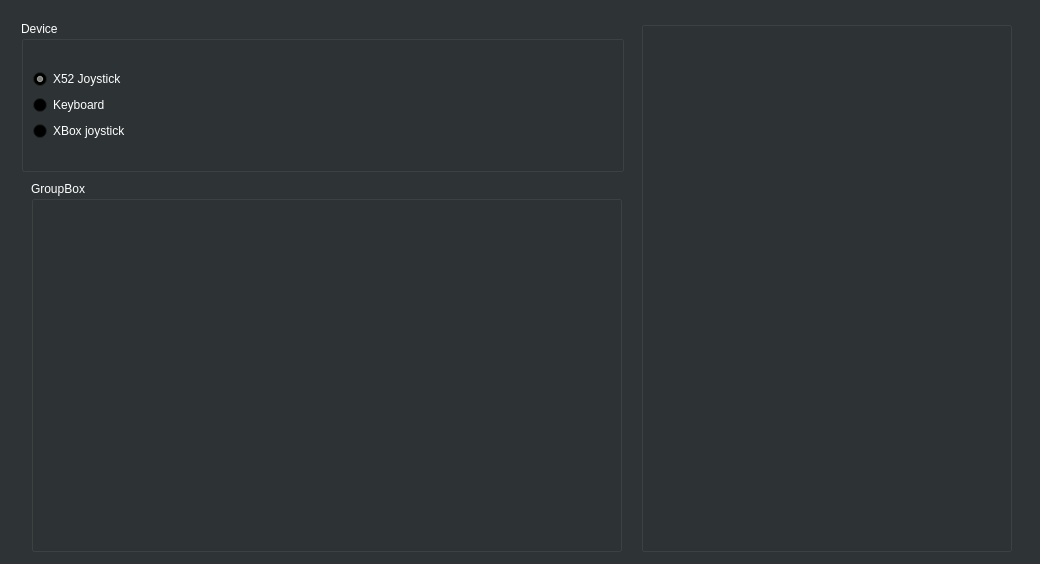
hydronautics-team/PoolsideGUI, file SettingsWindow/settingswindow.ui: the form before one commit.
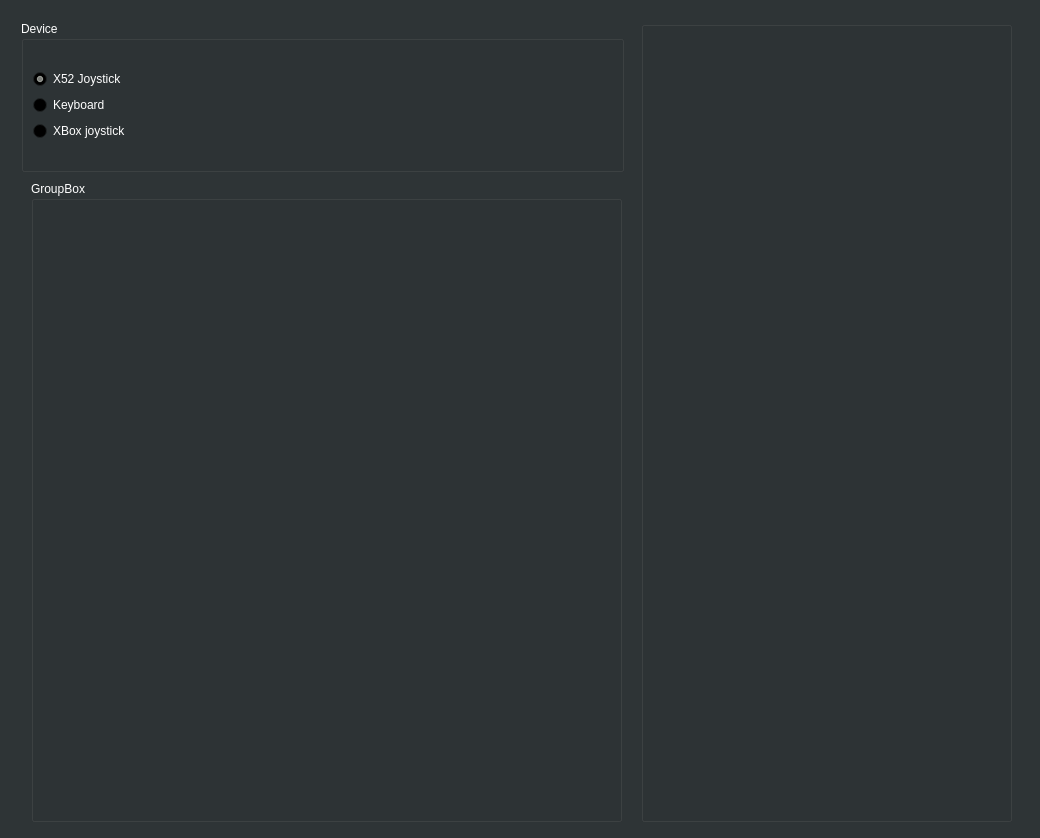
The form after the commit. The open tabs and pages were chosen to show the change. Custom widgets are drawn as their Qt base class.

What changed in the file:
```diff
--- a/SettingsWindow/settingswindow.ui
+++ b/SettingsWindow/settingswindow.ui
@@ -7,7 +7,7 @@
     <x>0</x>
     <y>0</y>
     <width>1040</width>
-    <height>564</height>
+    <height>838</height>
    </rect>
   </property>
   <property name="sizePolicy">
@@ -662,7 +662,7 @@
          <x>630</x>
          <y>10</y>
          <width>371</width>
-         <height>531</height>
+         <height>801</height>
         </rect>
        </property>
        <property name="title">
@@ -675,7 +675,7 @@
          <x>20</x>
          <y>170</y>
          <width>591</width>
-         <height>371</height>
+         <height>641</height>
         </rect>
        </property>
        <property name="title">
```
Left out of the diff: 2 changed lines with no effect on the pictures.
